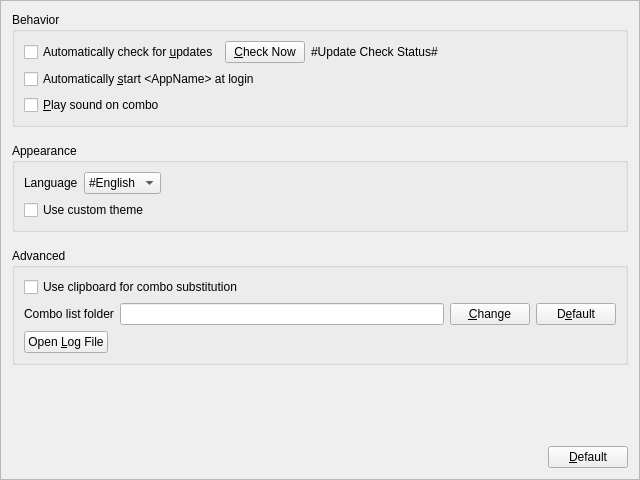
First picture: the form in PreferencesFrame.ui, repository xmichelo/Beeftext, before the edit.
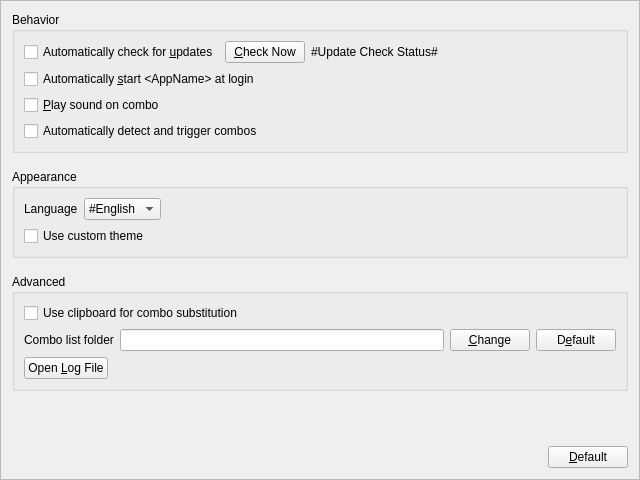
Second picture: the form after the edit.

Commit message: Implemented option to manually trigger shortcuts.

```diff
--- a/PreferencesFrame.ui
+++ b/PreferencesFrame.ui
@@ -77,6 +77,13 @@
         </property>
        </widget>
       </item>
+      <item>
+       <widget class="QCheckBox" name="checkUseAutomaticSubstitution">
+        <property name="text">
+         <string>Automatically detect and trigger combos</string>
+        </property>
+       </widget>
+      </item>
      </layout>
     </widget>
    </item>
```
Left out of the diff: 17 changed lines with no effect on the pictures. The commit also changes 12 other files.
